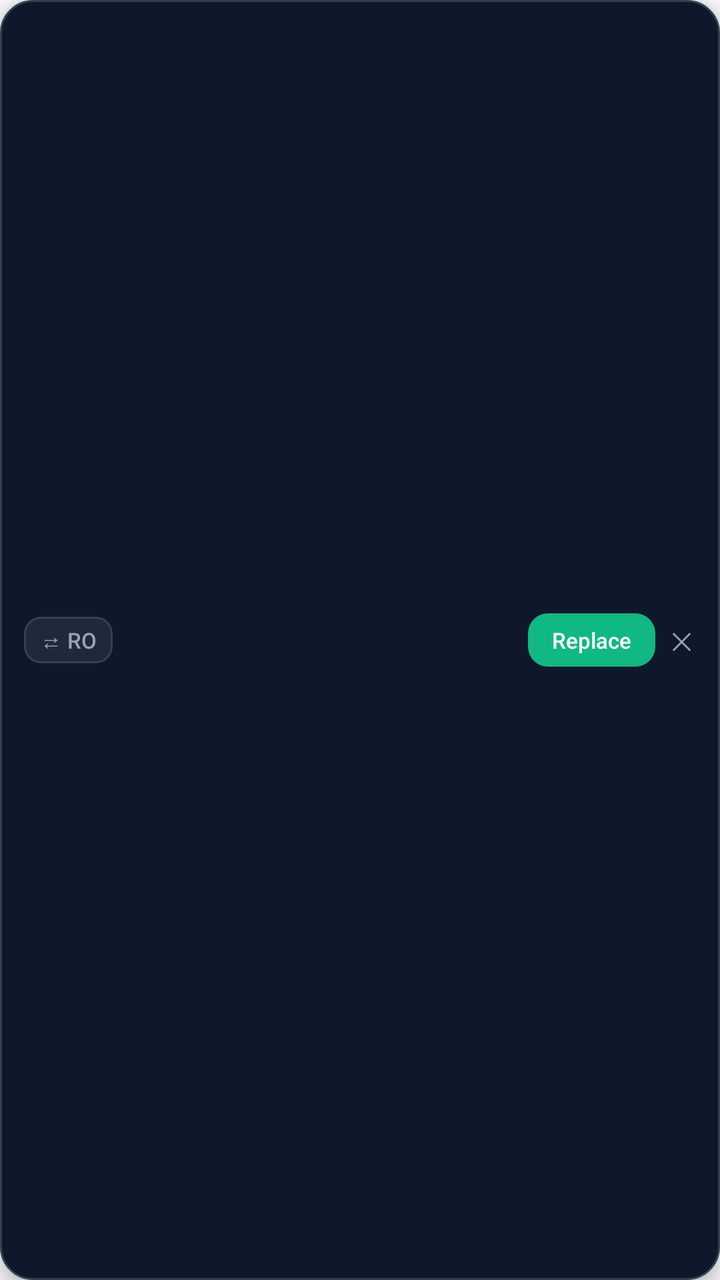
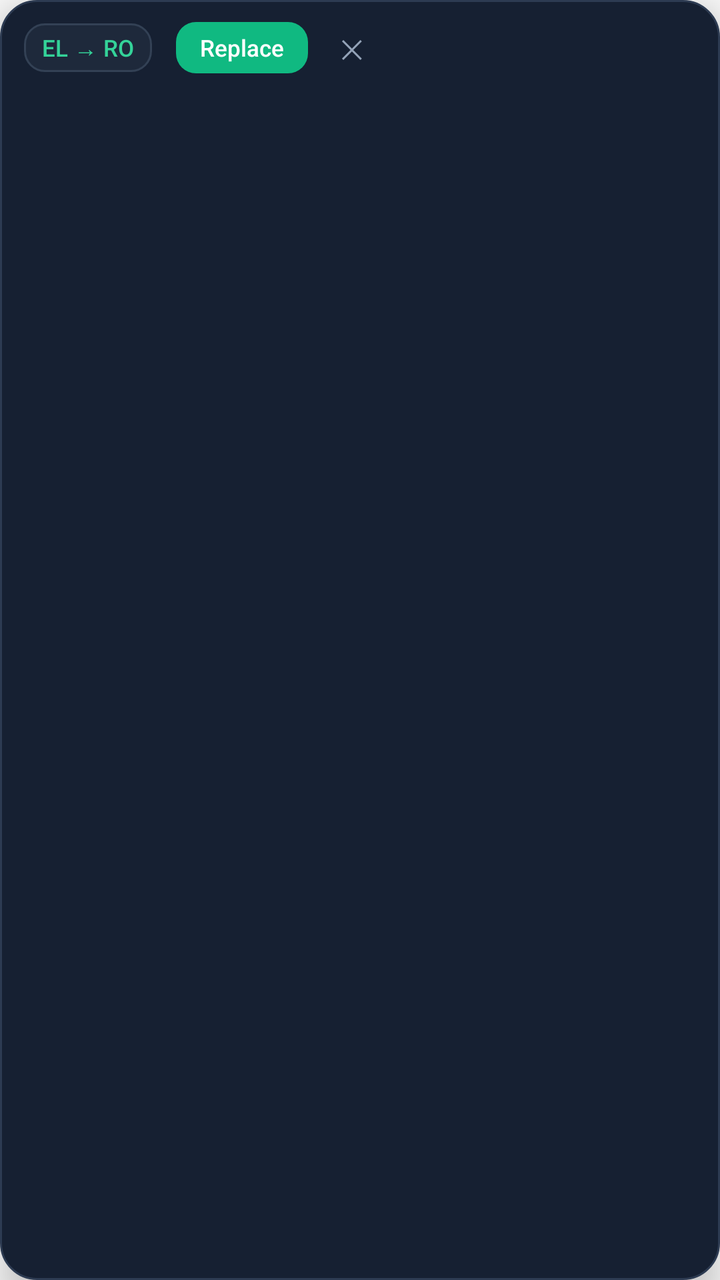

Two renders of the same Android screen: before a commit and after it. Below are the layout's source before the change and the commit's diff.
<!-- AndroidManifest.xml: application theme Theme.Translator -->
<!-- res/layout/draft_preview_overlay.xml -->
<?xml version="1.0" encoding="utf-8"?>
<LinearLayout xmlns:android="http://schemas.android.com/apk/res/android"
    android:id="@+id/draft_container"
    android:layout_width="wrap_content"
    android:layout_height="wrap_content"
    android:background="@drawable/bg_draft_bubble"
    android:orientation="horizontal"
    android:gravity="center_vertical"
    android:paddingStart="12dp"
    android:paddingEnd="8dp"
    android:paddingTop="7dp"
    android:paddingBottom="7dp"
    android:elevation="6dp">

    
    <TextView
        android:id="@+id/draft_badge"
        android:layout_width="wrap_content"
        android:layout_height="wrap_content"
        android:background="@drawable/bg_draft_badge"
        android:contentDescription="@string/draft_switch_lang_desc"
        android:paddingStart="8dp"
        android:paddingEnd="8dp"
        android:paddingTop="4dp"
        android:paddingBottom="4dp"
        android:text="⇄ RO"
        android:textColor="#94A3B8"
        android:textSize="11sp"
        android:fontFamily="sans-serif-medium"
        android:layout_marginEnd="8dp" />

    
    <TextView
        android:id="@+id/draft_text"
        android:layout_width="0dp"
        android:layout_height="wrap_content"
        android:layout_weight="1"
        android:textColor="#F8FAFC"
        android:textSize="13.5sp"
        android:fontFamily="sans-serif"
        android:maxLines="3"
        android:ellipsize="end"
        android:lineSpacingExtra="1dp" />

    
    <TextView
        android:id="@+id/draft_action_replace"
        android:layout_width="wrap_content"
        android:layout_height="wrap_content"
        android:background="@drawable/bg_draft_action_btn"
        android:paddingStart="12dp"
        android:paddingEnd="12dp"
        android:paddingTop="6dp"
        android:paddingBottom="6dp"
        android:layout_marginStart="8dp"
        android:text="Replace"
        android:textColor="#FFFFFF"
        android:textSize="11sp"
        android:fontFamily="sans-serif-medium" />

    
    <TextView
        android:id="@+id/draft_action_close"
        android:layout_width="wrap_content"
        android:layout_height="wrap_content"
        android:padding="6dp"
        android:layout_marginStart="2dp"
        android:text="✕"
        android:textColor="#94A3B8"
        android:textSize="12sp"
        android:fontFamily="sans-serif-medium" />
</LinearLayout>
<!-- resources referenced by this layout -->
<resources>
  <!-- drawable bg_draft_action_btn (drawable) -->
  <?xml version="1.0" encoding="utf-8"?>
  <shape xmlns:android="http://schemas.android.com/apk/res/android"
      android:shape="rectangle">
      <solid android:color="#10B981" />
      <corners android:radius="10dp" />
  </shape>
  <!-- drawable bg_draft_badge (drawable) -->
  <?xml version="1.0" encoding="utf-8"?>
  <shape xmlns:android="http://schemas.android.com/apk/res/android"
      android:shape="rectangle">
      <solid android:color="#1E293B" />
      <corners android:radius="8dp" />
      <stroke
          android:width="1dp"
          android:color="#334155" />
  </shape>
  <!-- drawable bg_draft_bubble (drawable) -->
  <?xml version="1.0" encoding="utf-8"?>
  <shape xmlns:android="http://schemas.android.com/apk/res/android"
      android:shape="rectangle">
      <solid android:color="#FF0F172A" />
      <corners android:radius="16dp" />
      <stroke
          android:width="1dp"
          android:color="#334155" />
  </shape>
  <string name="draft_switch_lang_desc">Switch translation language</string>
  <style name="Theme.Translator" parent="android:Theme.Material.Light.NoActionBar" />
</resources>

<!-- the commit's change to res/layout/draft_preview_overlay.xml (unified diff, before → after) -->
@@ -3,70 +3,84 @@
     android:id="@+id/draft_container"
     android:layout_width="wrap_content"
     android:layout_height="wrap_content"
-    android:background="@drawable/bg_draft_bubble"
-    android:orientation="horizontal"
-    android:gravity="center_vertical"
+    android:background="@drawable/bg_draft_bubble_dark"
+    android:orientation="vertical"
     android:paddingStart="12dp"
     android:paddingEnd="8dp"
-    android:paddingTop="7dp"
-    android:paddingBottom="7dp"
-    android:elevation="6dp">
+    android:paddingTop="6dp"
+    android:paddingBottom="10dp"
+    android:elevation="10dp">
 
     
-    <TextView
-        android:id="@+id/draft_badge"
+    <LinearLayout
+        android:id="@+id/draft_header_row"
         android:layout_width="wrap_content"
         android:layout_height="wrap_content"
-        android:background="@drawable/bg_draft_badge"
-        android:contentDescription="@string/draft_switch_lang_desc"
-        android:paddingStart="8dp"
-        android:paddingEnd="8dp"
-        android:paddingTop="4dp"
-        android:paddingBottom="4dp"
-        android:text="⇄ RO"
-        android:textColor="#94A3B8"
-        android:textSize="11sp"
-        android:fontFamily="sans-serif-medium"
-        android:layout_marginEnd="8dp" />
+        android:orientation="horizontal"
+        android:gravity="center_vertical">
+
+        <TextView
+            android:id="@+id/draft_badge"
+            android:layout_width="wrap_content"
+            android:layout_height="wrap_content"
+            android:background="@drawable/bg_draft_badge_dark"
+            android:contentDescription="@string/draft_switch_lang_desc"
+            android:paddingStart="9dp"
+            android:paddingEnd="9dp"
+            android:paddingTop="4dp"
+            android:paddingBottom="4dp"
+            android:singleLine="true"
+            android:text="EL → RO"
+            android:textColor="#FF34D399"
+            android:textSize="11.5sp"
+            android:fontFamily="sans-serif-medium" />
+
+        <View
+            android:id="@+id/draft_header_spacer"
+            android:layout_width="12dp"
+            android:layout_height="1dp" />
+
+        <TextView
+            android:id="@+id/draft_action_replace"
+            android:layout_width="wrap_content"
+            android:layout_height="wrap_content"
+            android:background="@drawable/bg_draft_action_btn"
+            android:paddingStart="12dp"
+            android:paddingEnd="12dp"
+            android:paddingTop="5dp"
+            android:paddingBottom="5dp"
+            android:singleLine="true"
+            android:text="@string/draft_action_replace"
+            android:textColor="#FFFFFFFF"
+            android:textSize="11.5sp"
+            android:fontFamily="sans-serif-medium" />
+
+        <TextView
+            android:id="@+id/draft_action_close"
+            android:layout_width="36dp"
+            android:layout_height="36dp"
+            android:layout_marginStart="4dp"
+            android:background="@drawable/bg_draft_close_btn_dark"
+            android:contentDescription="@string/draft_dismiss_desc"
+            android:gravity="center"
+            android:text="✕"
+            android:textColor="#FF94A3B8"
+            android:textSize="13sp"
+            android:fontFamily="sans-serif-medium" />
+    </LinearLayout>
 
     
     <TextView
         android:id="@+id/draft_text"
-        android:layout_width="0dp"
+        android:layout_width="wrap_content"
         android:layout_height="wrap_content"
-        android:layout_weight="1"
-        android:textColor="#F8FAFC"
-        android:textSize="13.5sp"
+        android:layout_marginTop="4dp"
+        android:paddingStart="0dp"
+        android:paddingEnd="4dp"
+        android:textColor="#FFF8FAFC"
+        android:textSize="14sp"
         android:fontFamily="sans-serif"
         android:maxLines="3"
         android:ellipsize="end"
-        android:lineSpacingExtra="1dp" />
-
-    
-    <TextView
-        android:id="@+id/draft_action_replace"
-        android:layout_width="wrap_content"
-        android:layout_height="wrap_content"
-        android:background="@drawable/bg_draft_action_btn"
-        android:paddingStart="12dp"
-        android:paddingEnd="12dp"
-        android:paddingTop="6dp"
-        android:paddingBottom="6dp"
-        android:layout_marginStart="8dp"
-        android:text="Replace"
-        android:textColor="#FFFFFF"
-        android:textSize="11sp"
-        android:fontFamily="sans-serif-medium" />
-
-    
-    <TextView
-        android:id="@+id/draft_action_close"
-        android:layout_width="wrap_content"
-        android:layout_height="wrap_content"
-        android:padding="6dp"
-        android:layout_marginStart="2dp"
-        android:text="✕"
-        android:textColor="#94A3B8"
-        android:textSize="12sp"
-        android:fontFamily="sans-serif-medium" />
+        android:lineSpacingExtra="2dp" />
 </LinearLayout>
<!-- resource entries referenced after the edit -->
@@ -2,31 +2,51 @@
 <resources>
   <!-- drawable bg_draft_action_btn (drawable) -->
   <?xml version="1.0" encoding="utf-8"?>
-  <shape xmlns:android="http://schemas.android.com/apk/res/android"
-      android:shape="rectangle">
-      <solid android:color="#10B981" />
-      <corners android:radius="10dp" />
-  </shape>
-  <!-- drawable bg_draft_badge (drawable) -->
+  <ripple xmlns:android="http://schemas.android.com/apk/res/android"
+      android:color="#40FFFFFF">
+      <item>
+          <shape android:shape="rectangle">
+              <solid android:color="#FF10B981" />
+              <corners android:radius="10dp" />
+          </shape>
+      </item>
+  </ripple>
+  <!-- drawable bg_draft_badge_dark (drawable) -->
+  <?xml version="1.0" encoding="utf-8"?>
+  <ripple xmlns:android="http://schemas.android.com/apk/res/android"
+      android:color="#3334D399">
+      <item>
+          <shape android:shape="rectangle">
+              <solid android:color="#FF1E293B" />
+              <corners android:radius="10dp" />
+              <stroke
+                  android:width="1dp"
+                  android:color="#FF334155" />
+          </shape>
+      </item>
+  </ripple>
+  <!-- drawable bg_draft_bubble_dark (drawable) -->
   <?xml version="1.0" encoding="utf-8"?>
   <shape xmlns:android="http://schemas.android.com/apk/res/android"
       android:shape="rectangle">
-      <solid android:color="#1E293B" />
-      <corners android:radius="8dp" />
+      <solid android:color="#FF162032" />
+      <corners android:radius="18dp" />
       <stroke
           android:width="1dp"
-          android:color="#334155" />
+          android:color="#FF2D3B52" />
   </shape>
-  <!-- drawable bg_draft_bubble (drawable) -->
+  <!-- drawable bg_draft_close_btn_dark (drawable) -->
   <?xml version="1.0" encoding="utf-8"?>
-  <shape xmlns:android="http://schemas.android.com/apk/res/android"
-      android:shape="rectangle">
-      <solid android:color="#FF0F172A" />
-      <corners android:radius="16dp" />
-      <stroke
-          android:width="1dp"
-          android:color="#334155" />
-  </shape>
+  <ripple xmlns:android="http://schemas.android.com/apk/res/android"
+      android:color="#3394A3B8">
+      <item android:id="@android:id/mask">
+          <shape android:shape="oval">
+              <solid android:color="#FFFFFFFF" />
+          </shape>
+      </item>
+  </ripple>
+  <string name="draft_action_replace">Replace</string>
+  <string name="draft_dismiss_desc">Dismiss translation preview</string>
   <string name="draft_switch_lang_desc">Switch translation language</string>
   <style name="Theme.Translator" parent="android:Theme.Material.Light.NoActionBar" />
 </resources>
